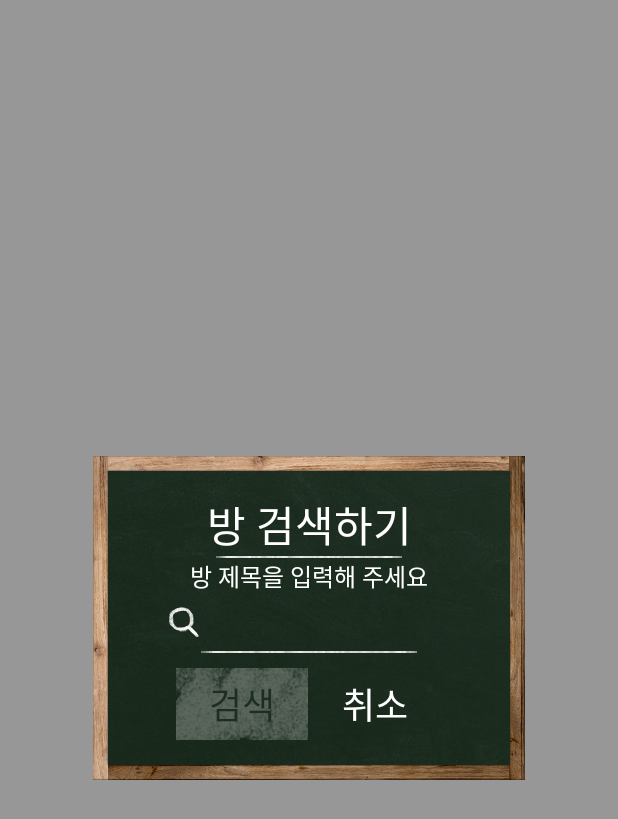
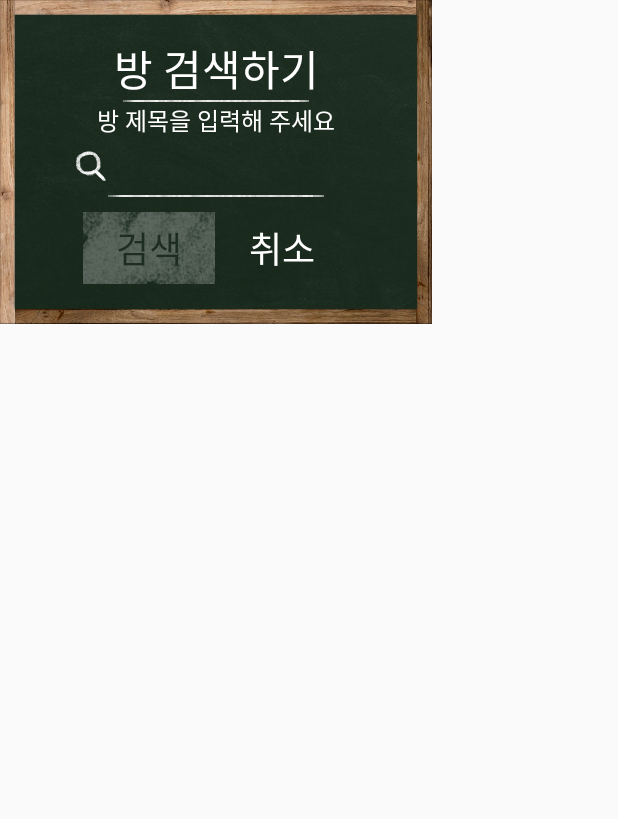
Before and after one commit to notmyfault02/Android, an Android app: the layout activity_search_room.xml on its own in the app's theme, with its tools: preview values and no code run, on a phone screen of 412 x 824 dp. Shown: the top 819 px of the screen. Run offline under Robolectric (Android 15) with nearby library versions, the phone set to English and light mode, and no system bars.

Commit message:
Update theme

```diff
--- a/presentation/src/main/res/layout/activity_search_room.xml
+++ b/presentation/src/main/res/layout/activity_search_room.xml
@@ -2,16 +2,14 @@
 <android.support.constraint.ConstraintLayout xmlns:android="http://schemas.android.com/apk/res/android"
     xmlns:app="http://schemas.android.com/apk/res-auto"
     xmlns:tools="http://schemas.android.com/tools"
-    android:layout_width="match_parent"
-    android:layout_height="match_parent"
+    android:layout_width="wrap_content"
+    android:layout_height="wrap_content"
     tools:context=".ui.showRoom.SearchRoomActivity">
 
     <ImageView
         android:id="@+id/background_iv"
         android:layout_width="match_parent"
-
         android:layout_height="match_parent"
-        android:background="#65000000"
         tools:layout_editor_absoluteX="0dp"
         tools:layout_editor_absoluteY="0dp" />
 
--- a/presentation/src/main/res/values/styles.xml
+++ b/presentation/src/main/res/values/styles.xml
@@ -9,6 +9,14 @@
     </style>
     <style name="SplashTheme" parent="Theme.AppCompat.NoActionBar">
         <item name="android:windowBackground">@drawable/landing</item>
+        <item name="android:windowFullscreen">true</item>
+    </style>
+    <style name="FullScreenTheme" parent="Theme.AppCompat.Light.NoActionBar">
+        <item name="android:windowFullscreen">true</item>
+    </style>a
+    <style name="CustomDialog" parent="Theme.AppCompat.Light.Dialog">
+        <item name="windowNoTitle">true</item>
+        <item name="windowActionBar">false</item>
     </style>
 
 </resources>
```
Also changed, not shown: presentation/src/main/AndroidManifest.xml (+6 -4 lines), presentation/src/main/java/com/example/sketch_chain/ui/store/StoreActivity.java (added, +15 -0 lines).
